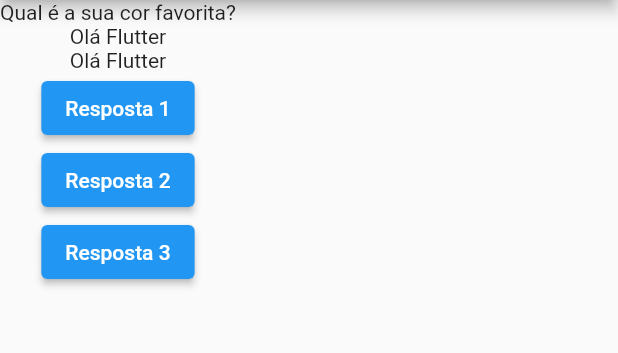
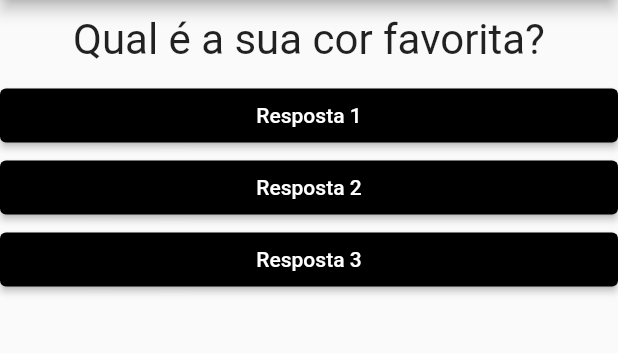
Before and after one commit to fabioalpl/Udemy, a Flutter app: the screen it shows after launch, on a phone screen of 412 x 824 dp, the part 84-437 px from its top. Run offline on Flutter 3.47's test engine with Material 2 defaults, Android fonts, the light colour scheme and no system bars.

Commit message:
Até a aula 52

```diff
--- a/Flutter/projetoperguntas/lib/main.dart
+++ b/Flutter/projetoperguntas/lib/main.dart
@@ -1,4 +1,6 @@
 import 'package:flutter/material.dart';
+import 'package:projetoperguntas/questao.dart';
+import 'package:projetoperguntas/resposta.dart';
 
 /*void main() {
   runApp(const MyApp());
@@ -24,8 +26,8 @@ class _PerguntasAppState extends State<PerguntasApp> {
     print("Pergunta respondida");
   }
 
-  void Function() funcaoQueRetornaOutraFuncao(){
-    return (){
+  void Function() funcaoQueRetornaOutraFuncao() {
+    return () {
       print("Pergunta respondida #02");
     };
   }
@@ -43,18 +45,17 @@ class _PerguntasAppState extends State<PerguntasApp> {
       ),
       body: Column(
         children: [
-          Text(perguntas.elementAt(_perguntaSelecionada)),
-          Text("Olá Flutter"),
-          Text("Olá Flutter"),
+          //Text(perguntas.elementAt(_perguntaSelecionada)),
+          Questao(perguntas[_perguntaSelecionada]),
+          Resposta("Resposta 1", _responder),
+          Resposta("Resposta 2", _responder),
+          Resposta("Resposta 3", _responder),
+          //ElevatedButton(onPressed: _responder, child: Text("Resposta 1")),
+          /*ElevatedButton(
+              onPressed: () => print("Resposta 2"), child: Text("Resposta 2")),
           ElevatedButton(
-            onPressed: _responder,
-            child: Text("Resposta 1")),
-          ElevatedButton(
-            onPressed: () => print("Resposta 2"),
-            child: Text("Resposta 2")),
-          ElevatedButton(
-            onPressed: funcaoQueRetornaOutraFuncao,
-            child: Text("Resposta 3")),
+              onPressed: funcaoQueRetornaOutraFuncao,
+              child: Text("Resposta 3")),*/
         ],
       ),
     );
--- /dev/null
+++ b/Flutter/projetoperguntas/lib/questao.dart
@@ -0,0 +1,22 @@
+import 'package:flutter/material.dart';
+
+class Questao extends StatelessWidget {
+  //const Questao({super.key});
+
+  String texto;
+
+  Questao(this.texto);
+
+  @override
+  Widget build(BuildContext context) {
+    return Container(
+      width: double.infinity,
+      margin: EdgeInsets.all(10),
+      child: Text(
+        texto,
+        style: TextStyle(fontSize: 28),
+        textAlign: TextAlign.center,
+      ),
+    );
+  }
+}
--- /dev/null
+++ b/Flutter/projetoperguntas/lib/resposta.dart
@@ -0,0 +1,26 @@
+import 'package:flutter/material.dart';
+import 'package:flutter/src/widgets/container.dart';
+import 'package:flutter/src/widgets/framework.dart';
+
+class Resposta extends StatelessWidget {
+  //const Resposta({super.key});
+
+  final String texto;
+  final void Function() quandoSelecionado;
+
+  Resposta(this.texto, this.quandoSelecionado);
+
+  @override
+  Widget build(BuildContext context) {
+    return Container(
+      width: double.infinity,
+      child: ElevatedButton(
+        child: Text(texto),
+        onPressed: quandoSelecionado,
+        style: ElevatedButton.styleFrom(
+          backgroundColor: Colors.black,
+        ),
+      ),
+    );
+  }
+}
```
